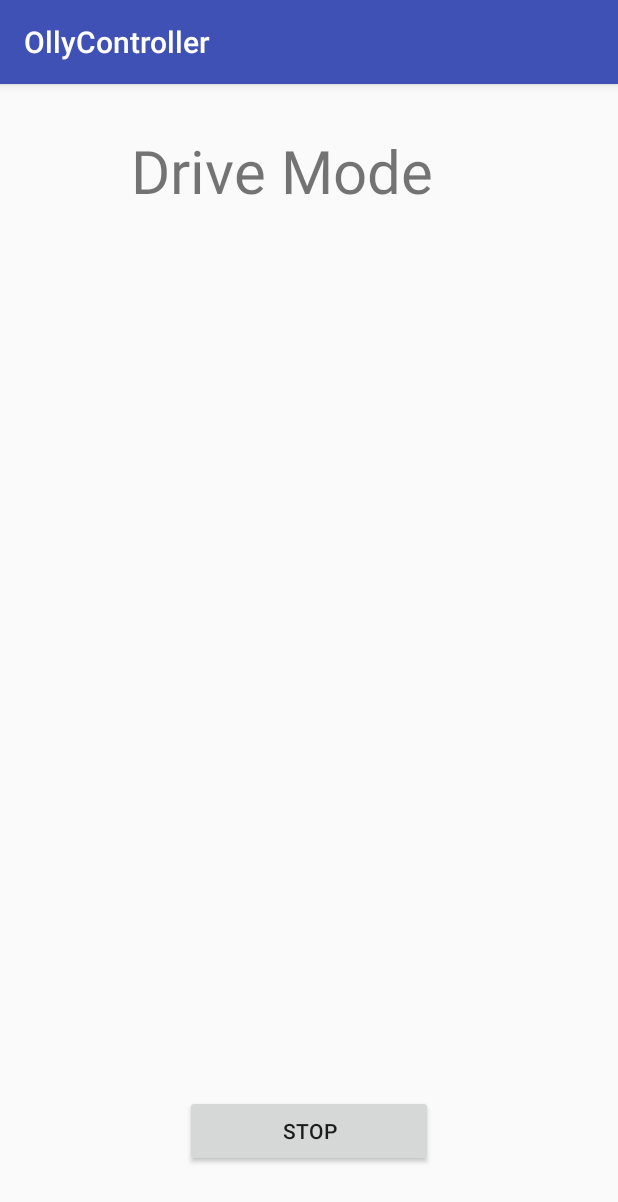
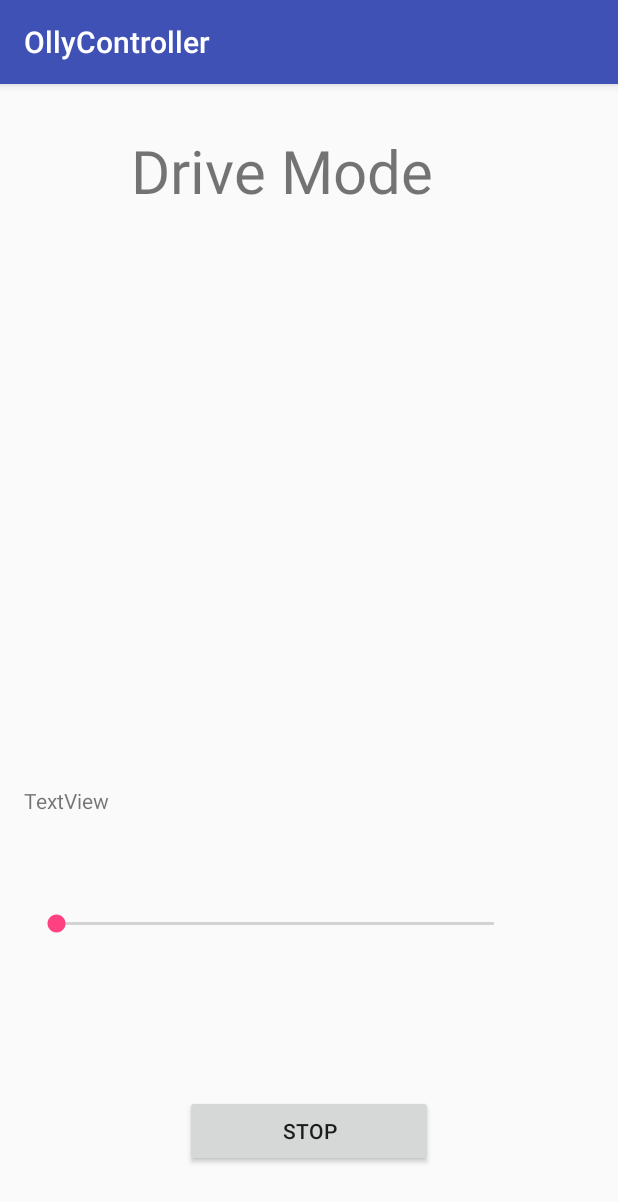
Before and after one commit to AnthonyJeffreyHo/Capstone-M2, an Android app: the DriveMode screen opened directly, with no data from a screen before it, on a phone screen of 412 x 824 dp. Shown: the top 1202 px of the screen. Run offline under Robolectric (Android 15) with nearby library versions, the phone set to English and light mode, and no system bars; 8 statements that could not run were skipped.

Commit message:
Progress on DriveMode

```diff
--- a/app/src/main/java/edu/temple/ollycontroller/DriveMode.java
+++ b/app/src/main/java/edu/temple/ollycontroller/DriveMode.java
@@ -1,26 +1,309 @@
 package edu.temple.ollycontroller;
 
+import android.app.ProgressDialog;
+import android.bluetooth.BluetoothAdapter;
+import android.bluetooth.BluetoothDevice;
+import android.bluetooth.BluetoothSocket;
+import android.content.Intent;
+import android.os.AsyncTask;
 import android.support.v7.app.AppCompatActivity;
 import android.os.Bundle;
+import android.view.KeyEvent;
 import android.view.View;
 import android.widget.Button;
+import android.widget.SeekBar;
+import android.widget.TextView;
+import android.widget.Toast;
+
+import java.io.IOException;
+import java.util.UUID;
 
 public class DriveMode extends AppCompatActivity {
 
     Button stopButton;
+    Button btnOn, btnOff, btnDis, btnStart, btnStop;
+    SeekBar seekSpeed;
+    String address = null;
+    private ProgressDialog progress;
+    BluetoothAdapter myBluetooth = null;
+    BluetoothSocket btSocket = null;
+    private boolean isBtConnected = false;
+    //SPP UUID. Look for it
+    static final UUID myUUID = UUID.fromString("00001101-0000-1000-8000-00805F9B34FB");
 
     @Override
     protected void onCreate(Bundle savedInstanceState) {
         super.onCreate(savedInstanceState);
         setContentView(R.layout.activity_drive_mode);
 
-        stopButton = findViewById(R.id.driveStop);
 
-        stopButton.setOnClickListener(new View.OnClickListener() {
+        Intent newint = getIntent();
+        address = newint.getStringExtra(MainActivity.EXTRA_ADDRESS); //receive the address of the bluetooth device
+
+
+        String message = null;
+
+        //call the widgtes
+        btnOn = (Button) findViewById(R.id.onButton);
+        btnOff = (Button) findViewById(R.id.offButton);
+        btnDis = (Button) findViewById(R.id.button4);
+        btnStart = (Button) findViewById(R.id.startButton);
+        btnStop = (Button) findViewById(R.id.stopButton);
+        seekSpeed = (SeekBar)findViewById(R.id.seekSpeed);
+
+
+
+        new ConnectBT().execute(); //Call the class to connect
+
+        try {
+            byte[] bytes_from_arduino = new byte[64];
+            btSocket.getInputStream().read(bytes_from_arduino);
+            message = bytes_from_arduino.toString();
+
+        } catch (Exception e) {
+            //nah nothing will go wrong.......
+        }
+
+        if (message == "on") {
+
+        } else if (message == "off") {
+
+        } else if (message == "start") {
+
+        } else if (message == "stop") {
+
+        } else if (message == "accel") {
+
+        } else if (message == "decel") {
+
+        } else {
+            Toast.makeText(this, "The message variable = " + message, Toast.LENGTH_LONG).show();
+        }
+
+        //------------------------------------------------------------------------------------------------------------------------------
+        //commands to be sent to bluetooth
+
+        //------------------turn on board------------------
+        btnOn.setOnClickListener(new View.OnClickListener() {
             @Override
-            public void onClick(View view) {
-                finish();
+            public void onClick(View v) {
+                turnOnBoard();      //method to turn on
+            }
+        });
+
+        //------------------turn off board------------------
+        btnOff.setOnClickListener(new View.OnClickListener() {
+            @Override
+            public void onClick(View v) {
+                turnOffBoard();   //method to turn off
+            }
+        });
+
+        //------------------start movement------------------
+        btnStart.setOnClickListener(new View.OnClickListener() {
+            @Override
+            public void onClick(View v) {
+                startBoard();   //method to start board
+            }
+        });
+
+
+        //------------------stop movement------------------
+        btnStop.setOnClickListener(new View.OnClickListener() {
+            @Override
+            public void onClick(View v) {
+                stopBoard();   //method to stop board
+            }
+        });
+
+
+        btnDis.setOnClickListener(new View.OnClickListener() {
+            @Override
+            public void onClick(View v) {
+                Disconnect(); //close connection
             }
         });
     }
+
+
+    @Override
+    public boolean dispatchKeyEvent(KeyEvent event) {
+        int keyCode = event.getKeyCode();
+        if (keyCode == KeyEvent.KEYCODE_VOLUME_UP) {
+
+        return true;
+        } else if (keyCode == KeyEvent.KEYCODE_VOLUME_DOWN) {
+
+        return true;
+        } else {
+            return super.dispatchKeyEvent(event);
+        }
+    }
+
+    private void Disconnect()
+    {
+        if (btSocket!=null) //If the btSocket is busy
+        {
+            try
+            {
+                btSocket.close(); //close connection
+            }
+            catch (IOException e)
+            { msg("Error");}
+        }
+        finish(); //return to the first layout
+
+    }
+
+    private void turnOffBoard()
+    {
+        if (btSocket!=null)
+        {
+            try
+            {
+                String message = "off";
+                btSocket.getOutputStream().write(message.getBytes());
+
+                finish();
+            }
+            catch (IOException e)
+            {
+                msg("Error");
+            }
+        }
+    }
+
+    private void turnOnBoard()
+    {
+        if (btSocket!=null)
+        {
+            try
+            {
+                String message = "on";
+                btSocket.getOutputStream().write(message.getBytes());
+            }
+            catch (IOException e)
+            {
+                msg("Error");
+            }
+        }
+    }
+
+
+    private void startBoard(){
+        if (btSocket!=null)
+        {
+            try
+            {
+                String message = "start";
+                btSocket.getOutputStream().write(message.getBytes());
+            }
+            catch (IOException e)
+            {
+                msg("Error");
+            }
+        }
+    }
+
+
+    private void stopBoard(){
+        if (btSocket!=null)
+        {
+            try
+            {
+                String message = "stop";
+                btSocket.getOutputStream().write(message.getBytes());
+            }
+            catch (IOException e)
+            {
+                msg("Error");
+            }
+        }
+    }
+
+    private void accelerateBoard(){
+        if (btSocket!=null)
+        {
+            try
+            {
+                String message = "accel";
+                btSocket.getOutputStream().write(message.getBytes());
+            }
+            catch (IOException e)
+            {
+                msg("Error");
+            }
+        }
+    }
+
+    private void decelerateBoard(){
+        if (btSocket!=null)
+        {
+            try
+            {
+                String message = "decel";
+                btSocket.getOutputStream().write(message.getBytes());
+            }
+            catch (IOException e)
+            {
+                msg("Error");
+            }
+        }
+    }
+
+
+
+    private void msg(String s)
+    {
+        Toast.makeText(getApplicationContext(),s,Toast.LENGTH_LONG).show();
+    }
+
+    private class ConnectBT extends AsyncTask<Void, Void, Void>  // UI thread
+    {
+        private boolean ConnectSuccess = true; //if it's here, it's almost connected
+
+        @Override
+        protected void onPreExecute()
+        {
+            progress = ProgressDialog.show(DriveMode.this, "Connecting...", "Please wait!!!");  //show a progress dialog
+        }
+
+        @Override
+        protected Void doInBackground(Void... devices) //while the progress dialog is shown, the connection is done in background
+        {
+            try
+            {
+                if (btSocket == null || !isBtConnected)
+                {
+                    myBluetooth = BluetoothAdapter.getDefaultAdapter();//get the mobile bluetooth device
+                    BluetoothDevice dispositivo = myBluetooth.getRemoteDevice(address);//connects to the device's address and checks if it's available
+                    btSocket = dispositivo.createInsecureRfcommSocketToServiceRecord(myUUID);//create a RFCOMM (SPP) connection
+                    BluetoothAdapter.getDefaultAdapter().cancelDiscovery();
+                    btSocket.connect();//start connection
+                }
+            }
+            catch (IOException e)
+            {
+                ConnectSuccess = false;//if the try failed, you can check the exception here
+            }
+            return null;
+        }
+        @Override
+        protected void onPostExecute(Void result) //after the doInBackground, it checks if everything went fine
+        {
+            super.onPostExecute(result);
+
+            if (!ConnectSuccess)
+            {
+                msg("Connection Failed. Is it a SPP Bluetooth? Try again.");
+                finish();
+            }
+            else
+            {
+                msg("Connected.");
+                isBtConnected = true;
+            }
+            progress.dismiss();
+        }
+    }
 }
--- a/app/src/main/java/edu/temple/ollycontroller/MainActivity.java
+++ b/app/src/main/java/edu/temple/ollycontroller/MainActivity.java
@@ -93,6 +93,7 @@ public class MainActivity extends AppCompatActivity {
     {
         public void onItemClick (AdapterView<?> av, View v, int arg2, long arg3)
         {
+
             // Get the device MAC address, the last 17 chars in the View
             String info = ((TextView) v).getText().toString();
             String address = info.substring(info.length() - 17);
--- a/app/src/main/res/layout/activity_board_controls.xml
+++ b/app/src/main/res/layout/activity_board_controls.xml
@@ -18,7 +18,7 @@
         android:layout_marginEnd="8dp"
         android:layout_marginStart="8dp"
         android:layout_marginTop="8dp"
-        android:text="LED Control"
+        android:text="Board Controls"
         app:layout_constraintBottom_toBottomOf="parent"
         app:layout_constraintEnd_toEndOf="parent"
         app:layout_constraintStart_toStartOf="parent"
--- a/app/src/main/res/layout/activity_drive_mode.xml
+++ b/app/src/main/res/layout/activity_drive_mode.xml
@@ -22,7 +22,7 @@
         app:layout_constraintVertical_bias="0.946" />
 
     <TextView
-        android:id="@+id/driveTextView"
+        android:id="@+id/driveModeView"
         android:layout_width="237dp"
         android:layout_height="97dp"
         android:layout_marginBottom="8dp"
@@ -37,4 +37,36 @@
         app:layout_constraintStart_toStartOf="parent"
         app:layout_constraintTop_toTopOf="parent"
         app:layout_constraintVertical_bias="0.035" />
+
+    <SeekBar
+        android:id="@+id/seekSpeed"
+        android:layout_width="324dp"
+        android:layout_height="61dp"
+        android:layout_marginBottom="8dp"
+        android:layout_marginEnd="8dp"
+        android:layout_marginStart="8dp"
+        android:layout_marginTop="8dp"
+        app:layout_constraintBottom_toBottomOf="parent"
+        app:layout_constraintEnd_toEndOf="parent"
+        app:layout_constraintHorizontal_bias="0.181"
+        app:layout_constraintStart_toStartOf="parent"
+        app:layout_constraintTop_toTopOf="parent"
+        app:layout_constraintVertical_bias="0.755" />
+
+    <TextView
+        android:id="@+id/speed"
+        android:layout_width="wrap_content"
+        android:layout_height="wrap_content"
+        android:layout_marginBottom="8dp"
+        android:layout_marginEnd="8dp"
+        android:layout_marginStart="8dp"
+        android:layout_marginTop="8dp"
+        android:text="TextView"
+        app:layout_constraintBottom_toBottomOf="parent"
+        app:layout_constraintEnd_toEndOf="parent"
+        app:layout_constraintHorizontal_bias="0.024"
+        app:layout_constraintStart_toStartOf="parent"
+        app:layout_constraintTop_toTopOf="parent"
+        app:layout_constraintVertical_bias="0.628"
+        tools:text="Speed" />
 </android.support.constraint.ConstraintLayout>
```
